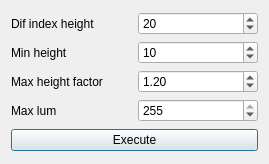
Qt form data/qt/RegionGrowth.ui (gstiebler/vision_workbench) before a commit.
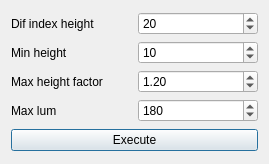
The same form after that commit.

Commit message: Adding proportion restriction to region

What changed in the file:
```diff
--- a/data/qt/RegionGrowth.ui
+++ b/data/qt/RegionGrowth.ui
@@ -74,7 +74,7 @@
         <number>255</number>
        </property>
        <property name="value">
-        <number>255</number>
+        <number>180</number>
        </property>
       </widget>
      </item>
```
The commit also changes 2 other files.
